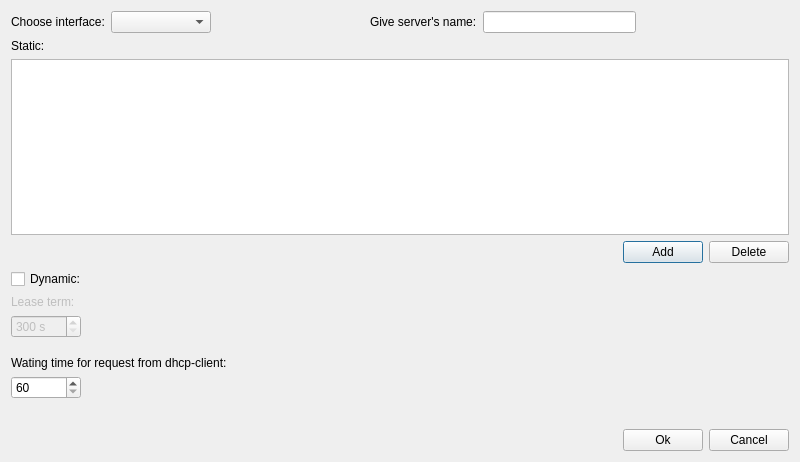
Above: src/forms/dhcpserverproperty.ui from Vortm4x/netemul before the change. Below: the same form after it.
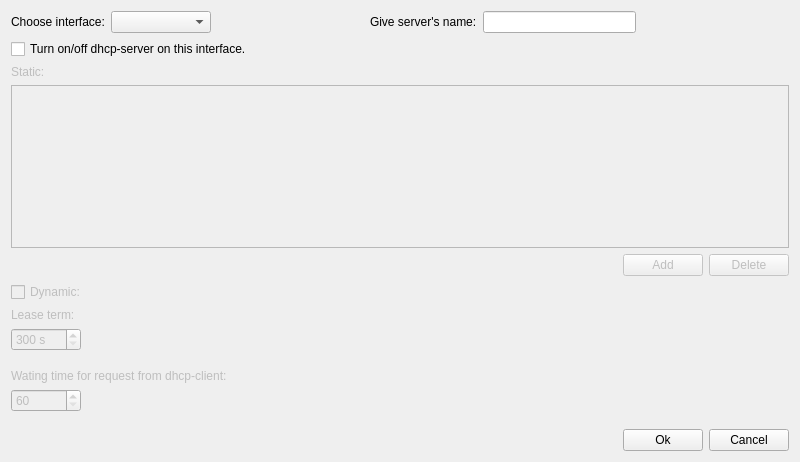
That is the form after the change. Icons and pictures are not drawn. Custom widgets are drawn as their Qt base class.

Patch:
```diff
--- a/src/forms/dhcpserverproperty.ui
+++ b/src/forms/dhcpserverproperty.ui
@@ -83,8 +83,18 @@
      </item>
     </layout>
    </item>
+   <item>
+    <widget class="QCheckBox" name="cb_turnOn">
+     <property name="text">
+      <string>Turn on/off dhcp-server on this interface.</string>
+     </property>
+    </widget>
+   </item>
    <item>
     <widget class="QLabel" name="label">
+     <property name="enabled">
+      <bool>false</bool>
+     </property>
      <property name="text">
       <string>Static:</string>
      </property>
@@ -92,6 +102,9 @@
    </item>
    <item>
     <widget class="QTableView" name="tv_static">
+     <property name="enabled">
+      <bool>false</bool>
+     </property>
      <property name="selectionMode">
       <enum>QAbstractItemView::SingleSelection</enum>
      </property>
@@ -117,6 +130,9 @@
      </item>
      <item>
       <widget class="QPushButton" name="btn_add">
+       <property name="enabled">
+        <bool>false</bool>
+       </property>
        <property name="text">
         <string>Add</string>
        </property>
@@ -128,6 +144,9 @@
      </item>
      <item>
       <widget class="QPushButton" name="btn_del">
+       <property name="enabled">
+        <bool>false</bool>
+       </property>
        <property name="text">
         <string>Delete</string>
        </property>
@@ -141,6 +160,9 @@
    </item>
    <item>
     <widget class="QCheckBox" name="cb_dynamic">
+     <property name="enabled">
+      <bool>false</bool>
+     </property>
      <property name="text">
       <string>Dynamic:</string>
      </property>
@@ -261,6 +283,9 @@
    </item>
    <item>
     <widget class="QLabel" name="label_2">
+     <property name="enabled">
+      <bool>false</bool>
+     </property>
      <property name="text">
       <string>Wating time for request from dhcp-client:</string>
      </property>
@@ -268,6 +293,9 @@
    </item>
    <item>
     <widget class="QSpinBox" name="sb_waitingTime">
+     <property name="enabled">
+      <bool>false</bool>
+     </property>
      <property name="maximumSize">
       <size>
        <width>70</width>
```
Left out of the diff: 12 changed lines with no effect on the pictures.
